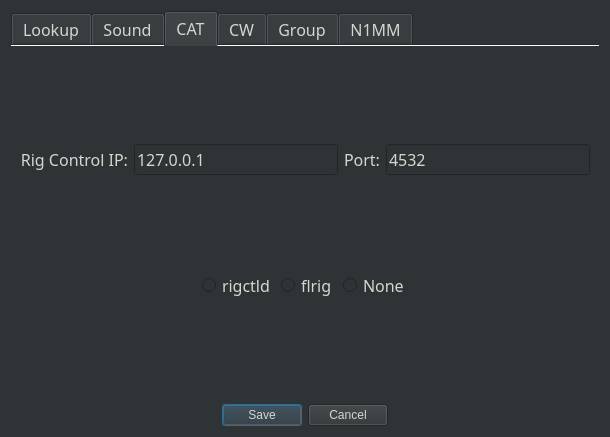
First picture: the form in not1mm/data/configuration.ui, repository mbridak/not1mm, before the edit.
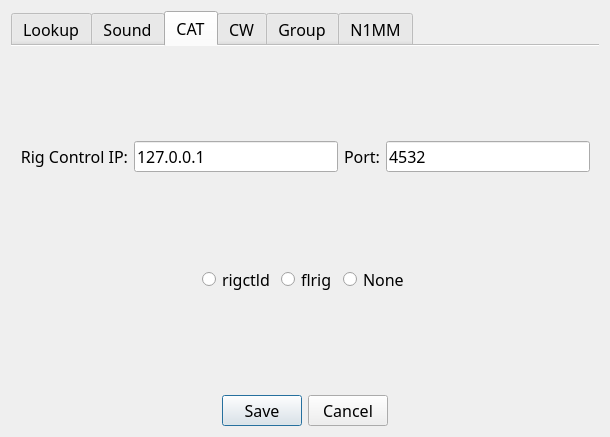
Second picture: the form after the edit. The open tabs and pages were chosen to show the change.

Commit message: removed old background color from UI

```diff
--- a/not1mm/data/configuration.ui
+++ b/not1mm/data/configuration.ui
@@ -19,8 +19,7 @@
    <string>Configuration Settings</string>
   </property>
   <property name="styleSheet">
-   <string notr="true">background-color: rgb(46, 52, 54);
-color: rgb(211, 215, 207);</string>
+   <string notr="true"/>
   </property>
   <layout class="QGridLayout" name="gridLayout">
    <item row="0" column="1">
```
Left out of the diff: 4 changed lines with no effect on the pictures.
